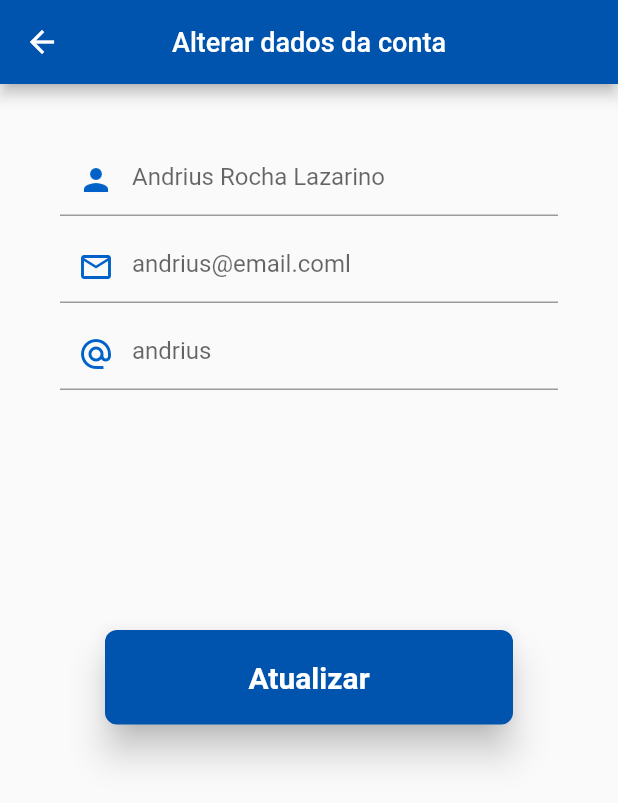
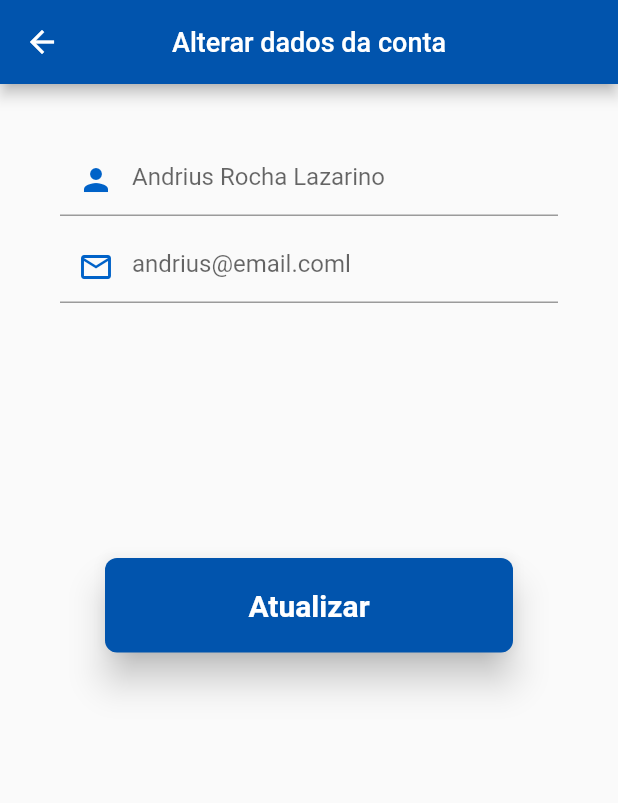
Before and after one commit to keizo13/Flutter, a Flutter app: the Edit screen opened directly, on a phone screen of 412 x 824 dp. Shown: the top 803 px of the screen. Run offline on Flutter 3.47's test engine with Material 2 defaults, Android fonts, the phone set to English and light mode, and no system bars.

Commit message:
correções

```diff
--- a/lib/pages/edit.dart
+++ b/lib/pages/edit.dart
@@ -57,18 +57,6 @@ class Edit extends StatelessWidget {
             const SizedBox(
               height: 10,
             ),
-            Padding(
-              padding: const EdgeInsets.symmetric(horizontal: 40),
-              child: TextFormField(
-                decoration: const InputDecoration(
-                  prefixIcon: Icon(
-                    color: Color(0xff0062C8),
-                    Icons.alternate_email,
-                  ),
-                  hintText: 'andrius',
-                ),
-              ),
-            ),
             const SizedBox(
               height: 150,
             ),
--- a/lib/pages/homepage.dart
+++ b/lib/pages/homepage.dart
@@ -36,7 +36,7 @@ class _HomepageState extends State<Homepage> {
                   onTap: (() => {
                         Navigator.of(context).push(
                           MaterialPageRoute(
-                            builder: (context) => Add(),
+                            builder: (context) => const Add(),
                           ),
                         ),
                       }),
--- a/lib/pages/login.dart
+++ b/lib/pages/login.dart
@@ -13,7 +13,7 @@ class Login extends StatelessWidget {
           onTap: () {
             Navigator.of(context).push(
               MaterialPageRoute(
-                builder: (context) => BottomMenu(),
+                builder: (context) => const BottomMenu(),
               ),
             );
           },
```
